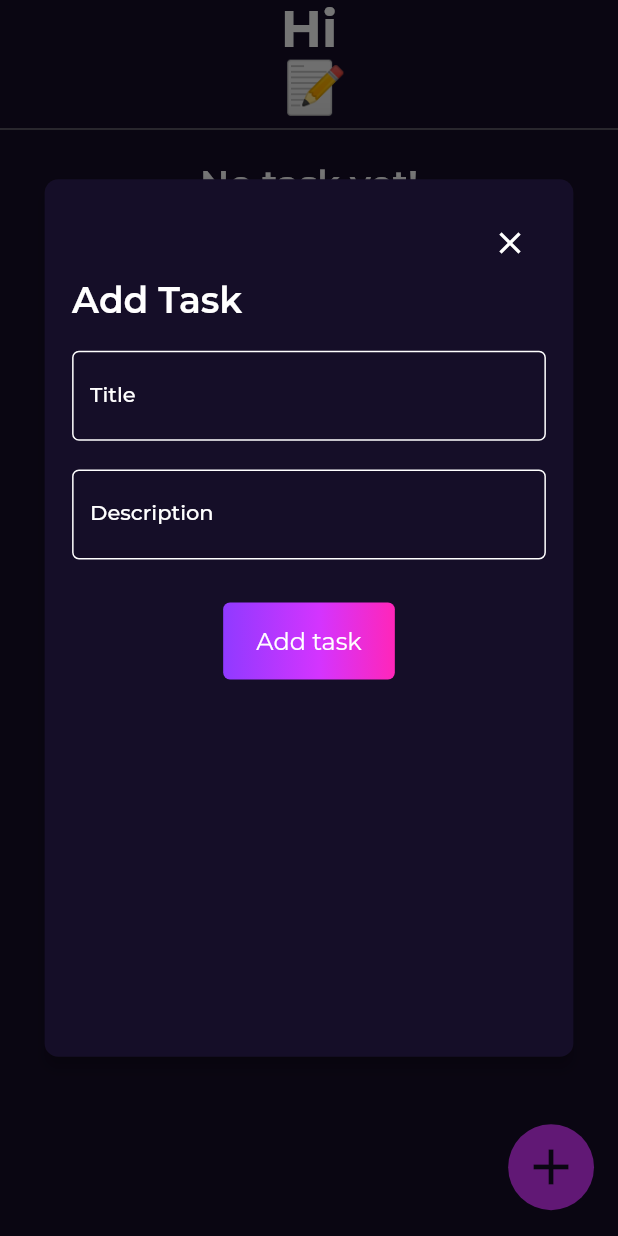
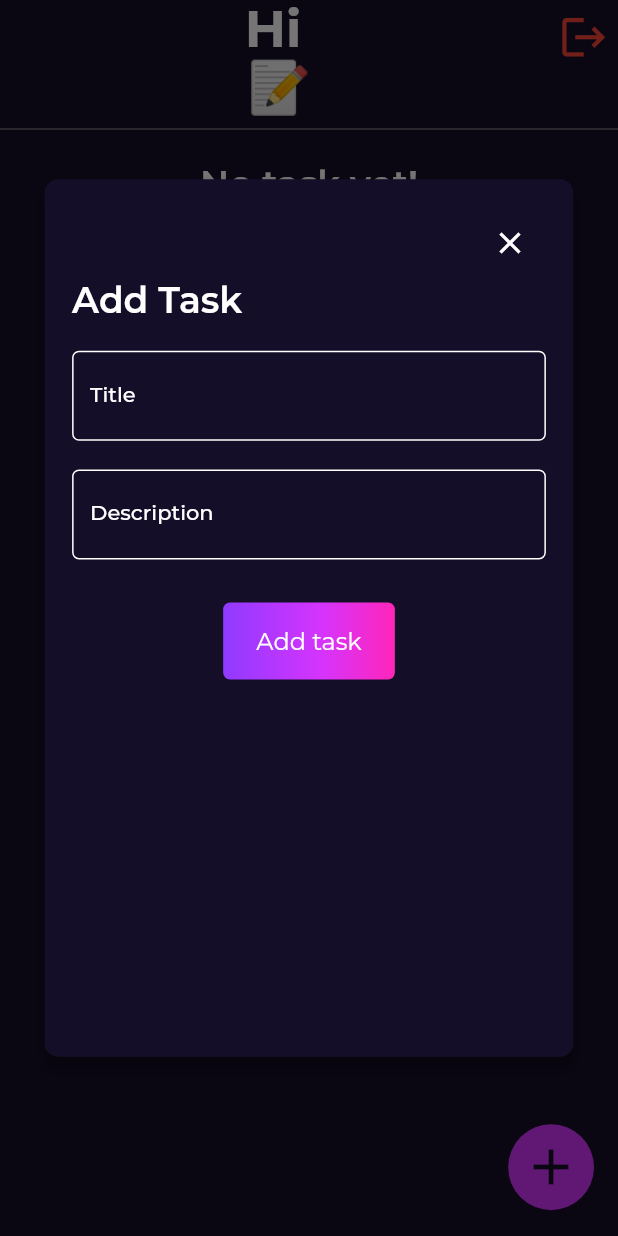
Before and after one commit to Karma-234/task_manager, a Flutter app: the HomeScreen screen opened by its route, after a tap on the "add" icon, on a phone screen of 412 x 824 dp. Run offline on Flutter 3.47's test engine with Material 2 defaults, Android fonts, the phone set to English and light mode, and no system bars; our stand-ins replace auto_route, cloud_firestore, firebase_auth, firebase_core, flutter_mobx, flutter_screenutil and 4 more; accounts and stored records are empty; generated files the repository leaves out were written again.

Commit message:
Code cleanup

```diff
--- a/lib/components/add_task.dart
+++ b/lib/components/add_task.dart
@@ -1,3 +1,4 @@
+import 'package:flutter/cupertino.dart';
 import 'package:flutter/material.dart';
 import 'package:flutter_screenutil/flutter_screenutil.dart';
 import 'package:task_manager/core/models/payload/add_todo.dart';
@@ -9,11 +10,13 @@ import '../shared_widgets/buttons/primary_button.dart';
 
 class AddTaskBody extends StatelessWidget {
   final TodoState? state;
+  final bool isLoading;
   final Function(AddTodoPayload)? onSubmit;
   const AddTaskBody({
     super.key,
     this.state,
     this.onSubmit,
+    this.isLoading = false,
   });
 
   @override
@@ -56,7 +59,12 @@ class AddTaskBody extends StatelessWidget {
               ),
               24.verticalSpace,
               Align(
-                child: AppPrimaryButton(
+                child: isLoading
+                    ? CupertinoActivityIndicator(
+                        color: AppColors.p3,
+                        radius: 30.r,
+                      )
+                    : AppPrimaryButton(
                         buttonWidth: 100,
                         buttonHeight: 43,
                         text: 'Add task',
--- a/lib/components/homw_app_bar.dart
+++ b/lib/components/homw_app_bar.dart
@@ -1,4 +1,7 @@
+import 'package:auto_route/auto_route.dart';
 import 'package:flutter/material.dart';
+import 'package:flutter_screenutil/flutter_screenutil.dart';
+import 'package:task_manager/core/routes/app_router.gr.dart';
 
 import '../core/theme/text_styles.dart';
 import '../core/utils/colors.dart';
@@ -14,7 +17,14 @@ class HomeAppBar extends StatelessWidget {
 
   @override
   Widget build(BuildContext context) {
-    return Text.rich(
+    return Row(
+      mainAxisAlignment: MainAxisAlignment.center,
+      crossAxisAlignment: CrossAxisAlignment.start,
+      children: [
+        // const Spacer(),
+        20.horizontalSpace,
+        Expanded(
+          child: Text.rich(
             TextSpan(
               text: 'Hi\n',
               children: [
@@ -26,6 +36,19 @@ class HomeAppBar extends StatelessWidget {
             ),
             textAlign: TextAlign.center,
             style: AppTextstyles.xLarge(fontSize: 34, textHeight: 39),
+          ),
+        ),
+        20.horizontalSpace,
+        IconButton(
+          onPressed: () => context.router.pushAndPopUntil(const LoginRoute(),
+              predicate: (route) => true, scopedPopUntil: true),
+          icon: Icon(
+            Icons.logout,
+            size: 30.sp,
+            color: Colors.red,
+          ),
+        )
+      ],
     );
   }
 }
--- a/lib/presentation/home_screen.dart
+++ b/lib/presentation/home_screen.dart
@@ -8,7 +8,6 @@ import 'package:task_manager/core/models/response/todo_response.dart';
 import 'package:task_manager/core/services/storage/storage_service.dart';
 import 'package:task_manager/core/theme/text_styles.dart';
 import 'package:task_manager/core/utils/colors.dart';
-import 'package:task_manager/core/utils/extensions.dart';
 import 'package:task_manager/state/user_state.dart';
 
 import '../components/add_task.dart';
@@ -24,36 +23,17 @@ class HomeScreen extends StatelessWidget {
 
   @override
   Widget build(BuildContext context) {
-    late final state = User.of(context);
-    late final storageService = StorageService();
-    late final mobx.ObservableStream<DocumentSnapshot<Map<String, dynamic>>>
-        getTodos =
+    final state = User.of(context);
+    final storageService = StorageService();
+    final getTodos =
         mobx.ObservableStream<DocumentSnapshot<Map<String, dynamic>>>(
-            StorageService().getTodo(uid: state.uid));
+            storageService.getTodo(uid: state.uid));
 
     return Scaffold(
       backgroundColor: AppColors.p1,
       floatingActionButton: AddTaskButton(
         onPress: () {
-          showDialog(
-            context: context,
-            barrierDismissible: false,
-            builder: (context) => AddTaskBody(
-              state: locator(),
-              onSubmit: (v) {
-                try {
-                  storageService
-                      .addTodo(uid: User.of(context).uid ?? '', payload: v)
-                      .then((value) {
-                    context.popRoute();
-                    appSnackBar(context, tetx: 'Todo added successfully!');
-                  });
-                } catch (e) {
-                  appSnackBar(context, tetx: e.toString());
-                }
-              },
-            ),
-          );
+          taskAdder(context, storageService);
         },
       ),
       body: SafeArea(
@@ -67,17 +47,19 @@ class HomeScreen extends StatelessWidget {
             12.verticalSpace,
             Observer(
               builder: (context) {
-                // debugPrint(getTodos.value.toString());
-
-                if (getTodos.hasError) {
-                  return const Center(
-                    child: Text('Error getting tasks!'),
-                  );
-                }
                 final list = TodoResponse(
                     todos: ((getTodos.value?.data()?['tasks'] ?? []) as List)
                         .map((e) => Todo.fromJson(e))
                         .toList());
+
+                if (getTodos.hasError) {
+                  return Center(
+                    child: Text(
+                      'Error getting tasks!',
+                      style: AppTextstyles.large(),
+                    ),
+                  );
+                }
                 if (list.todos.isEmpty) {
                   return Center(
                     child: Text(
@@ -87,22 +69,28 @@ class HomeScreen extends StatelessWidget {
                   );
                 }
                 return Expanded(
-                  child: SingleChildScrollView(
-                      child: Column(
-                    crossAxisAlignment: CrossAxisAlignment.stretch,
-                    children: List.generate(
-                      list.todos.length,
-                      (i) => TodoCard(
+                  child: ListView.separated(
+                    itemCount: list.todos.length,
+                    separatorBuilder: (context, index) => 12.verticalSpace,
+                    itemBuilder: (context, i) {
+                      return TodoCard(
                         title: list.todos[i].title,
                         description: list.todos[i].description,
                         isDone: list.todos[i].done ?? false,
                         markDone: () => storageService.updateTodo(
-                            payload: list, uid: state.uid ?? '', index: i),
+                          payload: list,
+                          uid: state.uid ?? '',
+                          index: i,
+                          onError: (e) => appSnackBar(context, tetx: e),
+                        ),
                         delete: () => storageService.deleteTodo(
-                            payload: list.todos[i], uid: state.uid ?? ''),
-                      ),
-                    ).separateWith(12.verticalSpace),
-                  )),
+                          payload: list.todos[i],
+                          uid: state.uid ?? '',
+                          onError: (e) => appSnackBar(context, tetx: e),
+                        ),
+                      );
+                    },
+                  ),
                 );
               },
             )
@@ -111,4 +99,34 @@ class HomeScreen extends StatelessWidget {
       ),
     );
   }
+
+  Future<dynamic> taskAdder(
+      BuildContext context, StorageService storageService) {
+    return showDialog(
+      context: context,
+      barrierDismissible: false,
+      builder: (context) => AddTaskBody(
+        state: locator(),
+        onSubmit: (v) {
+          try {
+            User.of(context).setLoading(true);
+            storageService
+                .addTodo(
+              uid: User.of(context).uid ?? '',
+              payload: v,
+              onError: (e) => appSnackBar(context, tetx: e),
+            )
+                .then((value) {
+              User.of(context).setLoading(false);
+              context.popRoute();
+              appSnackBar(context, tetx: 'Todo added successfully!');
+            });
+          } catch (e) {
+            User.of(context).setLoading(false);
+            appSnackBar(context, tetx: e.toString());
+          }
+        },
+      ),
+    );
+  }
 }
--- a/lib/state/user_state.dart
+++ b/lib/state/user_state.dart
@@ -20,13 +20,14 @@ class User extends StatefulWidget {
   final String userName;
   final String password;
   final String? uid;
-  const User({
-    super.key,
-    required this.child,
-    this.password = '',
-    this.userName = '',
-    this.uid,
-  });
+  final bool isLoading;
+  const User(
+      {super.key,
+      required this.child,
+      this.password = '',
+      this.userName = '',
+      this.uid,
+      this.isLoading = false});
 
   static UserState of(BuildContext context) {
     return context.dependOnInheritedWidgetOfExactType<UserWidget>()!.data;
@@ -41,6 +42,7 @@ class UserState extends State<User> {
   String password = '';
   String? uid;
   bool shouldNotify = false;
+  bool isLoading = false;
 
   setUserName(String entry) {
     setState(() {
@@ -66,6 +68,12 @@ class UserState extends State<User> {
     });
   }
 
+  setLoading(bool entry) {
+    setState(() {
+      isLoading = entry;
+    });
+  }
+
   @override
   Widget build(BuildContext context) {
     return UserWidget(
```
Also changed, not shown: lib/core/services/storage/storage_service.dart (+36 -12 lines), lib/presentation/login_screen.dart (+28 -16 lines). Lines whose indentation alone changed are shown as unchanged.
